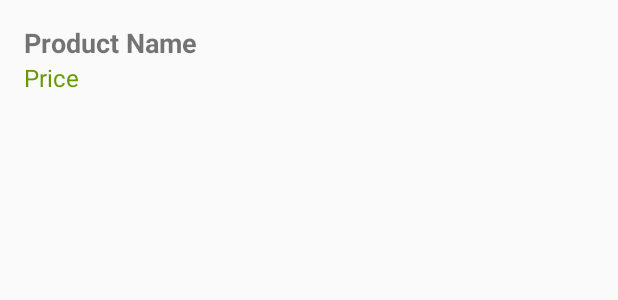
After one commit to SergioHrvas/DSS-P3-MUII, an Android app built with Jetpack Compose: the layout product_item.xml on its own in the app's theme, with its tools: preview values and no code run, on a phone screen of 412 x 824 dp. The commit adds this screen. Shown: the top 300 px of the screen. Run offline under Robolectric (Android 15) with nearby library versions, the phone set to English and light mode, and no system bars.

Commit message:
Layout añadido

```diff
--- /dev/null
+++ b/P3/app/src/main/res/layout/product_item.xml
@@ -0,0 +1,24 @@
+<?xml version="1.0" encoding="utf-8"?>
+<LinearLayout
+    xmlns:android="http://schemas.android.com/apk/res/android"
+    android:layout_width="match_parent"
+    android:layout_height="wrap_content"
+    android:orientation="vertical"
+    android:padding="16dp">
+
+    <TextView
+        android:id="@+id/productName"
+        android:layout_width="wrap_content"
+        android:layout_height="wrap_content"
+        android:text="Product Name"
+        android:textSize="18sp"
+        android:textStyle="bold" />
+
+    <TextView
+        android:id="@+id/productPrice"
+        android:layout_width="wrap_content"
+        android:layout_height="wrap_content"
+        android:text="Price"
+        android:textSize="16sp"
+        android:textColor="@android:color/holo_green_dark" />
+</LinearLayout>
```
Also changed, not shown: P3/app/src/main/java/com/example/myapplication/MainActivity.kt (+31 -4 lines), P3/app/src/main/java/com/example/myapplication/ProductAdapter.kt (+33 -1 lines).
